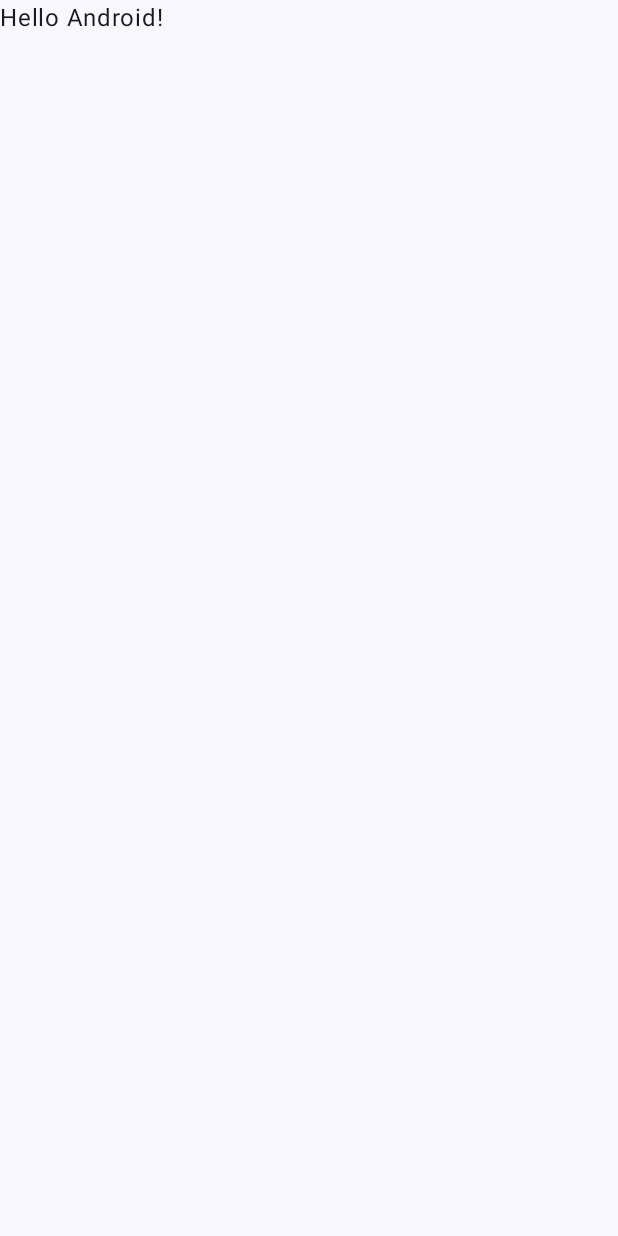
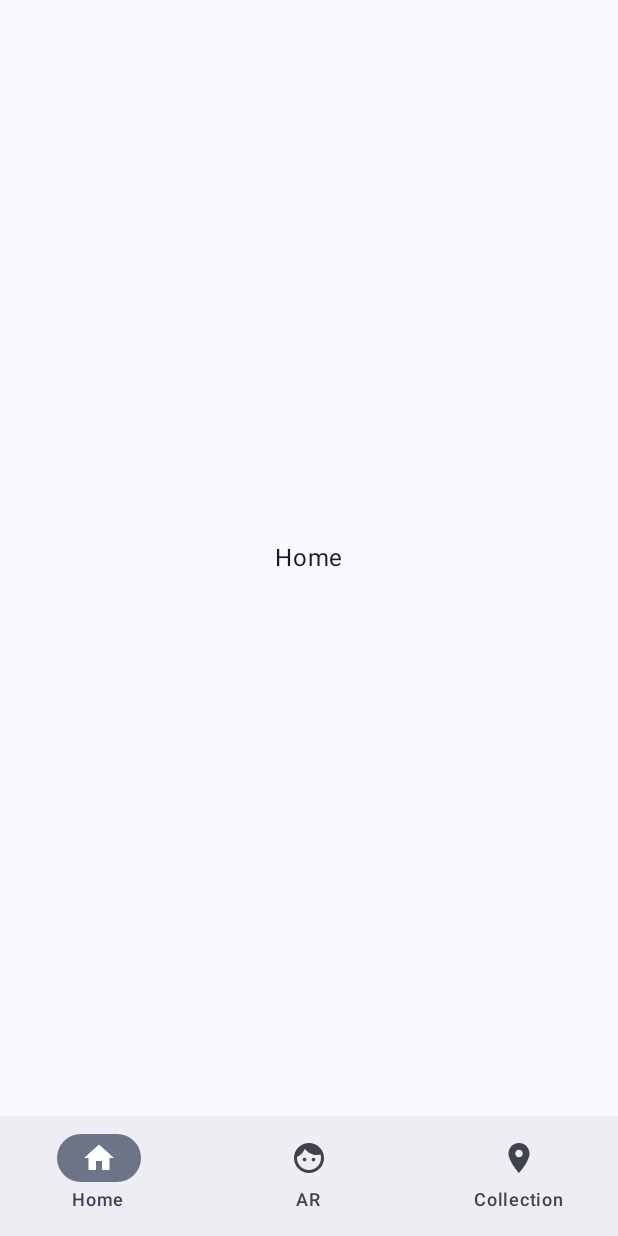
Before and after one commit to Morivy42/MADCAMP3_TreasureHunterAR, an Android app built with Jetpack Compose: the screen it shows after launch (MainActivity), on a phone screen of 412 x 824 dp. Before the commit the screen is almost empty. Run offline under Robolectric (Android 15) with nearby library versions, the phone set to English and light mode, and no system bars.

Commit message:
collection detail page navigation

```diff
--- /dev/null
+++ b/app/src/main/java/io/madcamp/treasurehunterar/ColorViewModel.kt
@@ -0,0 +1,19 @@
+package io.madcamp.treasurehunterar
+
+import androidx.compose.runtime.getValue
+import androidx.compose.runtime.mutableStateOf
+import androidx.compose.runtime.setValue
+import androidx.lifecycle.ViewModel
+
+class ColorViewModel : ViewModel() {
+
+    var currentColor by mutableStateOf(MeshColor(-1, -1, 0))
+        private set
+
+    fun setCurrentColorInt(color: MeshColor) {
+        val diff = color.timestamp - currentColor.timestamp
+        if (diff > 100000000) {
+            currentColor = color
+        }
+    }
+}
--- /dev/null
+++ b/app/src/main/java/io/madcamp/treasurehunterar/HomeScreen.kt
@@ -0,0 +1,18 @@
+package io.madcamp.treasurehunterar
+
+import androidx.compose.foundation.layout.Box
+import androidx.compose.foundation.layout.fillMaxSize
+import androidx.compose.material3.Text
+import androidx.compose.runtime.Composable
+import androidx.compose.ui.Alignment
+import androidx.compose.ui.Modifier
+
+@Composable
+fun HomeScreen() {
+    Box(modifier = Modifier.fillMaxSize()) {
+        Text(
+            text = "Home",
+            modifier = Modifier.align(Alignment.Center)
+        )
+    }
+}
--- a/app/src/main/java/io/madcamp/treasurehunterar/MainActivity.kt
+++ b/app/src/main/java/io/madcamp/treasurehunterar/MainActivity.kt
@@ -1,20 +1,63 @@
 package io.madcamp.treasurehunterar
 
+import android.content.pm.PackageManager
 import android.os.Bundle
+import android.view.View
+import android.widget.Toast
 import androidx.activity.ComponentActivity
 import androidx.activity.compose.setContent
+import androidx.activity.viewModels
 import androidx.compose.foundation.layout.fillMaxSize
 import androidx.compose.material3.MaterialTheme
 import androidx.compose.material3.Surface
-import androidx.compose.material3.Text
-import androidx.compose.runtime.Composable
 import androidx.compose.ui.Modifier
-import androidx.compose.ui.tooling.preview.Preview
+import androidx.core.content.ContextCompat
 import io.madcamp.treasurehunterar.ui.theme.TreasureHunterARTheme
 
 class MainActivity : ComponentActivity() {
+    private val colorViewModel by viewModels<ColorViewModel>()
+
     override fun onCreate(savedInstanceState: Bundle?) {
         super.onCreate(savedInstanceState)
+//        super.onCreate(savedInstanceState)
+//        if (allPermissionsGranted()) {
+//            setViewContent()
+//        } else {
+//            ActivityCompat.requestPermissions(
+//                this, REQUIRED_PERMISSIONS, REQUEST_CODE_PERMISSIONS
+//            )
+//        }
+        setViewContent()
+    }
+
+
+    override fun onResume() {
+        super.onResume()
+        window.decorView.postDelayed({
+            window.decorView.systemUiVisibility = FLAGS_FULLSCREEN
+        }, IMMERSIVE_FLAG_TIMEOUT)
+    }
+
+
+    override fun onRequestPermissionsResult(
+        requestCode: Int, permissions: Array<String>, grantResults: IntArray
+    ) {
+        super.onRequestPermissionsResult(requestCode, permissions, grantResults)
+        if (requestCode == REQUEST_CODE_PERMISSIONS) {
+            if (allPermissionsGranted()) {
+                setViewContent()
+            } else {
+                Toast.makeText(
+                    this,
+                    getString(R.string.permission_message),
+                    Toast.LENGTH_SHORT
+                ).show()
+                finish()
+            }
+        }
+    }
+
+    private fun setViewContent() {
     setContent {
         TreasureHunterARTheme {
             // A surface container using the 'background' color from the theme
@@ -22,25 +65,46 @@ class MainActivity : ComponentActivity() {
                 modifier = Modifier.fillMaxSize(),
                 color = MaterialTheme.colorScheme.background
             ) {
-                    Greeting("Android")
-                }
+                TreasureHunterARApp(colorViewModel)
             }
         }
     }
     }
 
-@Composable
-fun Greeting(name: String, modifier: Modifier = Modifier) {
-    Text(
-        text = "Hello $name!",
-        modifier = modifier
-    )
+    private fun allPermissionsGranted() = REQUIRED_PERMISSIONS.all {
+        ContextCompat.checkSelfPermission(
+            baseContext, it
+        ) == PackageManager.PERMISSION_GRANTED
     }
 
-@Preview(showBackground = true)
-@Composable
-fun GreetingPreview() {
-    TreasureHunterARTheme {
-        Greeting("Android")
+    companion object {
+        private const val REQUEST_CODE_PERMISSIONS = 10
+        private val REQUIRED_PERMISSIONS = arrayOf(android.Manifest.permission.CAMERA)
+        private const val IMMERSIVE_FLAG_TIMEOUT = 500L
+        const val FLAGS_FULLSCREEN =
+            View.SYSTEM_UI_FLAG_LOW_PROFILE or
+                    View.SYSTEM_UI_FLAG_FULLSCREEN or
+                    View.SYSTEM_UI_FLAG_LAYOUT_STABLE or
+                    View.SYSTEM_UI_FLAG_IMMERSIVE_STICKY or
+                    View.SYSTEM_UI_FLAG_LAYOUT_HIDE_NAVIGATION or
+                    View.SYSTEM_UI_FLAG_HIDE_NAVIGATION
     }
+
 }
+
+
+// original onCreated
+//override fun onCreate(savedInstanceState: Bundle?) {
+//    super.onCreate(savedInstanceState)
+//    setContent {
+//        TreasureHunterARTheme {
+//            // A surface container using the 'background' color from the theme
+//            Surface(
+//                modifier = Modifier.fillMaxSize(),
+//                color = MaterialTheme.colorScheme.background
+//            ) {
+//                TreasureHunterARApp()
+//            }
+//        }
+//    }
+//}
--- /dev/null
+++ b/app/src/main/java/io/madcamp/treasurehunterar/MeshColor.kt
@@ -0,0 +1,13 @@
+package io.madcamp.treasurehunterar
+
+import androidx.annotation.ColorInt
+import androidx.compose.ui.graphics.Color
+
+data class MeshColor(
+    @ColorInt val foreground: Int,
+    @ColorInt val background: Int,
+    val timestamp: Long ) {
+
+    val mainColor = Color(foreground)
+    val secondaryColor = Color(background)
+}
--- /dev/null
+++ b/app/src/main/java/io/madcamp/treasurehunterar/TopLevelDestination.kt
@@ -0,0 +1,37 @@
+package io.madcamp.treasurehunterar
+
+import androidx.compose.material.icons.Icons
+import androidx.compose.material.icons.filled.Face
+import androidx.compose.material.icons.filled.Home
+import androidx.compose.material.icons.filled.Place
+import androidx.compose.ui.graphics.vector.ImageVector
+
+enum class TopLevelDestination(
+    val selectedIcon: ImageVector,
+    val unselectedIcon: ImageVector,
+    val iconTextId: Int,
+    val titleTextId: Int,
+    val route: String,
+) {
+    Home(
+        selectedIcon = Icons.Filled.Home,
+        unselectedIcon = Icons.Default.Home,
+        iconTextId = R.string.home_icon,
+        titleTextId = R.string.app_name,
+        route = "home",
+    ),
+    AR(
+        selectedIcon = Icons.Filled.Face,
+        unselectedIcon = Icons.Default.Face,
+        iconTextId = R.string.ar_icon,
+        titleTextId = R.string.app_name,
+        route = "ar",
+    ),
+    Collection(
+        selectedIcon = Icons.Filled.Place,
+        unselectedIcon = Icons.Default.Place,
+        iconTextId = R.string.collection,
+        titleTextId = R.string.app_name,
+        route = "collection",
+    ),
+}
--- /dev/null
+++ b/app/src/main/java/io/madcamp/treasurehunterar/TreasureHunterARApp.kt
@@ -0,0 +1,113 @@
+package io.madcamp.treasurehunterar
+
+import androidx.compose.foundation.layout.padding
+import androidx.compose.material3.ExperimentalMaterial3Api
+import androidx.compose.material3.Icon
+import androidx.compose.material3.NavigationBar
+import androidx.compose.material3.NavigationBarItem
+import androidx.compose.material3.Scaffold
+import androidx.compose.material3.Text
+import androidx.compose.runtime.Composable
+import androidx.compose.runtime.getValue
+import androidx.compose.ui.Modifier
+import androidx.compose.ui.res.stringResource
+import androidx.navigation.NavDestination
+import androidx.navigation.NavDestination.Companion.hierarchy
+import androidx.navigation.NavGraph.Companion.findStartDestination
+import androidx.navigation.compose.NavHost
+import androidx.navigation.compose.composable
+import androidx.navigation.compose.currentBackStackEntryAsState
+import androidx.navigation.compose.rememberNavController
+
+@OptIn(ExperimentalMaterial3Api::class)
+@Composable
+fun TreasureHunterARApp(colorViewModel: ColorViewModel) {
+    val navController = rememberNavController()
+    val destinations = listOf(
+        TopLevelDestination.Home,
+        TopLevelDestination.AR,
+        TopLevelDestination.Collection,
+    )
+    Scaffold(
+        bottomBar = {
+            NavigationBar() {
+                val navBackStackEntry by navController.currentBackStackEntryAsState()
+                val currentDestination = navBackStackEntry?.destination
+                destinations.forEach { destination ->
+                    val selected = currentDestination.isTopLevelDestinationInHierarchy(destination)
+                    NavigationBarItem(
+                        icon = {
+                            Icon(
+                                imageVector = destination.unselectedIcon,
+                                contentDescription = null
+                            )
+                        },
+                        label = { Text(stringResource(id = destination.iconTextId)) },
+                        selected = selected,
+                        onClick = {
+                            navController.navigate(destination.route) {
+                                // Pop up to the start destination of the graph to
+                                // avoid building up a large stack of destinations
+                                // on the back stack as users select items
+                                popUpTo(navController.graph.findStartDestination().id) {
+                                    saveState = true
+                                }
+                                // Avoid multiple copies of the same destination when
+                                // reselecting the same item
+                                launchSingleTop = true
+                                // Restore state when reselecting a previously selected item
+                                restoreState = true
+                            }
+                        }
+                    )
+                }
+            }
+        }
+    ) { innerPadding ->
+        NavHost(navController, startDestination = TopLevelDestination.Home.route, Modifier.padding(innerPadding)) {
+            composable( TopLevelDestination.Home.route ) { HomeScreen() }
+            composable( TopLevelDestination.AR.route ) { ARScreen(colorViewModel) }
+            composable( TopLevelDestination.Collection.route ) { CollectionScreen() }
+        }
+    }
+}
+
+
+
+
+//@Composable
+//private fun TharBottomBar (
+//    destinations: List<TopLevelDestination>,
+//    onNavigateToDestination: (TopLevelDestination) -> Unit,
+//    currentDestination: NavDestination?,
+//    modifier: Modifier = Modifier,
+//) {
+//    NavigationBar {
+//        destinations.forEach {destination ->
+//            val selected = currentDestination.isTopLevelDestinationInHierarchy(destination)
+//            NavigationBarItem(
+//                selected = selected,
+//                onClick = { onNavigateToDestination(destination) },
+//                icon = {
+//                    Icon(
+//                        imageVector = destination.unselectedIcon,
+//                        contentDescription = null
+//                    )
+//                },
+////                selectedIcon = {
+////                    Icon(
+////                        imageVector = destination.unselectedIcon,
+////                        contentDescription = null
+////                    )
+////                },
+//                label = { Text(stringResource(id = destination.iconTextId)) },
+//                modifier = Modifier,
+//            )
+//        }
+//    }
+//}
+
+private fun NavDestination?.isTopLevelDestinationInHierarchy(destination: TopLevelDestination) =
+    this?.hierarchy?.any {
+        it.route?.contains(destination.name, true) ?: false
+    } ?: false
--- a/app/src/main/res/values/strings.xml
+++ b/app/src/main/res/values/strings.xml
@@ -1,3 +1,7 @@
 <resources>
     <string name="app_name">TreasureHunterAR</string>
+    <string name="home_icon">Home</string>
+    <string name="ar_icon">AR</string>
+    <string name="collection">Collection</string>
+    <string name="permission_message">Permissions not granted by the user.</string>
 </resources>
```
Also changed, not shown: app/build.gradle (+24 -5 lines), app/src/main/AndroidManifest.xml (+7 -0 lines), app/src/main/java/io/madcamp/treasurehunterar/ARScreen.kt (added, +118 -0 lines), app/src/main/java/io/madcamp/treasurehunterar/Collection.kt (added, +62 -0 lines), app/src/main/java/io/madcamp/treasurehunterar/CollectionDetail.kt (added, +22 -0 lines), app/src/main/java/io/madcamp/treasurehunterar/MeshView.kt (added, +150 -0 lines), app/src/main/java/io/madcamp/treasurehunterar/PalleteAnalyzer.kt (added, +43 -0 lines), build.gradle (+5 -5 lines). Lines whose indentation alone changed are shown as unchanged.
